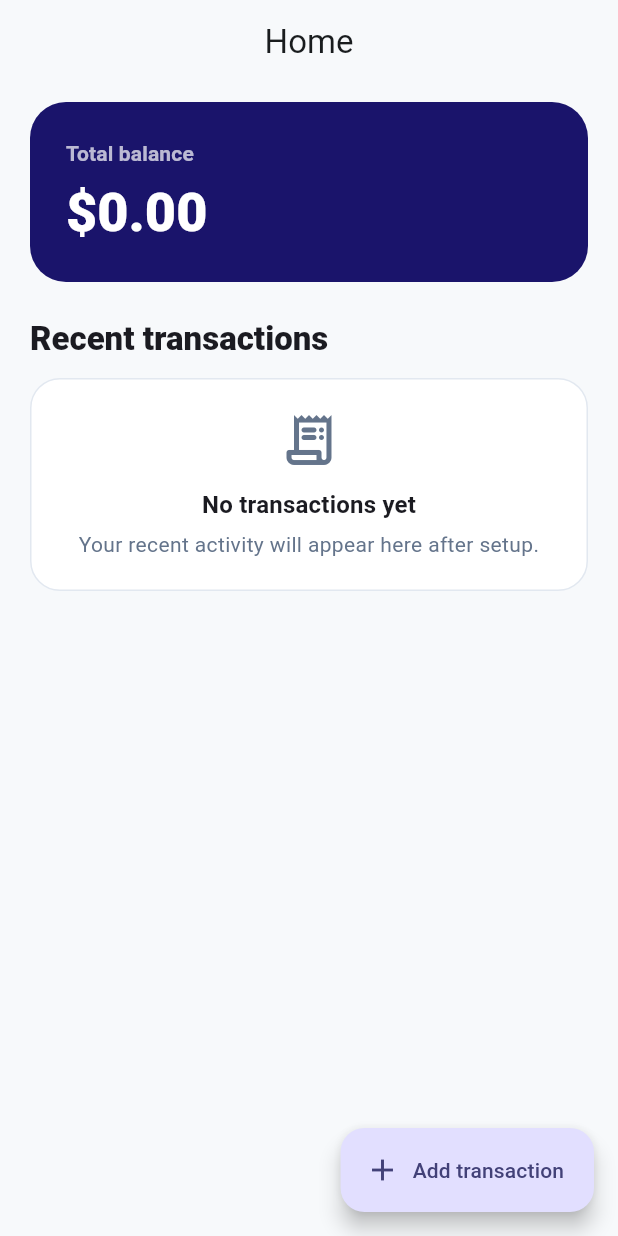
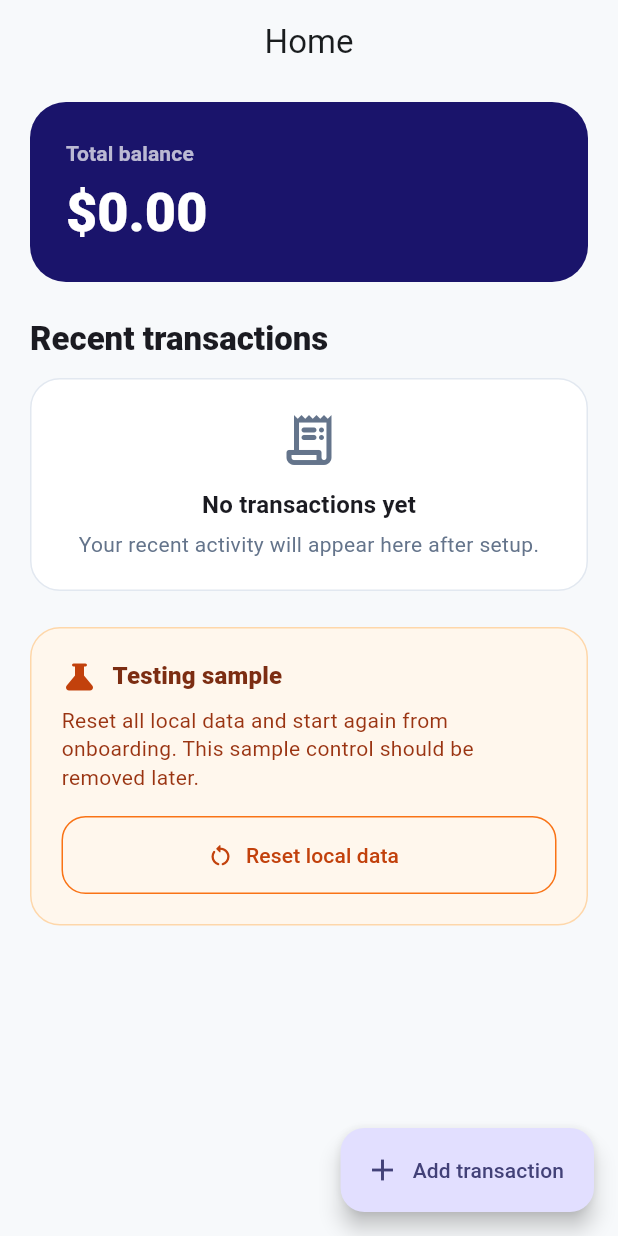
Before and after one commit to DarinelEscobar/Finance-app, a Flutter app: the DashboardPage screen opened directly, on a phone screen of 412 x 824 dp. Run offline on Flutter 3.47's test engine with Material 3 defaults, Android fonts, the phone set to English and light mode, and no system bars; our stand-ins replace drift; accounts and stored records are empty; generated files the repository leaves out were written again.

Commit message:
feat: add temporary local data reset

```diff
--- a/lib/features/dashboard/dashboard_page.dart
+++ b/lib/features/dashboard/dashboard_page.dart
@@ -1,9 +1,48 @@
 import 'package:flutter/material.dart';
 
 import '../../app/app_theme.dart';
+import '../../app/finance_scope.dart';
+import '../onboarding/onboarding_screen.dart';
 
 class DashboardPage extends StatelessWidget {
   const DashboardPage({super.key});
+
+  Future<void> _confirmReset(BuildContext context) async {
+    final shouldReset = await showDialog<bool>(
+      context: context,
+      builder: (dialogContext) => AlertDialog(
+        title: const Text('Reset local data?'),
+        content: const Text(
+          'This temporary testing action deletes all local finance data and returns to onboarding.',
+        ),
+        actions: [
+          TextButton(
+            onPressed: () => Navigator.of(dialogContext).pop(false),
+            child: const Text('Cancel'),
+          ),
+          FilledButton(
+            onPressed: () => Navigator.of(dialogContext).pop(true),
+            child: const Text('Reset'),
+          ),
+        ],
+      ),
+    );
+
+    if (shouldReset != true || !context.mounted) {
+      return;
+    }
+
+    await FinanceScope.of(context).repository.resetLocalData();
+
+    if (!context.mounted) {
+      return;
+    }
+
+    Navigator.of(context).pushAndRemoveUntil(
+      MaterialPageRoute<void>(builder: (_) => const OnboardingScreen()),
+      (_) => false,
+    );
+  }
 
   @override
   Widget build(BuildContext context) {
@@ -56,8 +95,68 @@ class DashboardPage extends StatelessWidget {
             ),
             const SizedBox(height: 12),
             const _EmptyDashboardState(),
+            const SizedBox(height: 24),
+            _TemporaryResetCard(onReset: () => _confirmReset(context)),
           ],
         ),
+      ),
+    );
+  }
+}
+
+class _TemporaryResetCard extends StatelessWidget {
+  const _TemporaryResetCard({required this.onReset});
+
+  final VoidCallback onReset;
+
+  @override
+  Widget build(BuildContext context) {
+    final textTheme = Theme.of(context).textTheme;
+
+    return Container(
+      padding: const EdgeInsets.all(20),
+      decoration: BoxDecoration(
+        color: const Color(0xFFFFF7ED),
+        borderRadius: BorderRadius.circular(20),
+        border: Border.all(color: const Color(0xFFFED7AA)),
+      ),
+      child: Column(
+        crossAxisAlignment: CrossAxisAlignment.start,
+        children: [
+          Row(
+            children: [
+              const Icon(Icons.science_rounded, color: Color(0xFFC2410C)),
+              const SizedBox(width: 10),
+              Expanded(
+                child: Text(
+                  'Testing sample',
+                  style: textTheme.titleMedium?.copyWith(
+                    color: const Color(0xFF7C2D12),
+                    fontWeight: FontWeight.w800,
+                  ),
+                ),
+              ),
+            ],
+          ),
+          const SizedBox(height: 8),
+          Text(
+            'Reset all local data and start again from onboarding. This sample control should be removed later.',
+            style: textTheme.bodyMedium?.copyWith(
+              color: const Color(0xFF9A3412),
+              height: 1.35,
+            ),
+          ),
+          const SizedBox(height: 16),
+          OutlinedButton.icon(
+            onPressed: onReset,
+            icon: const Icon(Icons.restart_alt_rounded),
+            label: const Text('Reset local data'),
+            style: OutlinedButton.styleFrom(
+              foregroundColor: const Color(0xFFC2410C),
+              side: const BorderSide(color: Color(0xFFF97316)),
+            ),
+          ),
+        ],
       ),
     );
   }
```
Also changed, not shown: lib/data/local/repositories/finance_repository.dart (+22 -0 lines), 1 other file.
